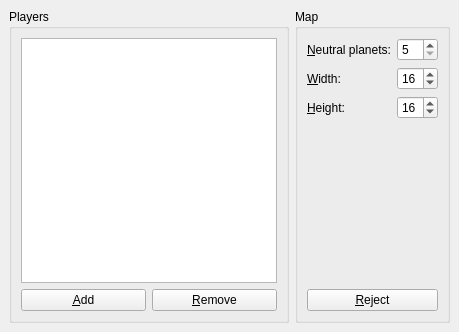
The window that newGameDialog.ui (KDE/konquest) describes before a commit, drawn with Qt 5.
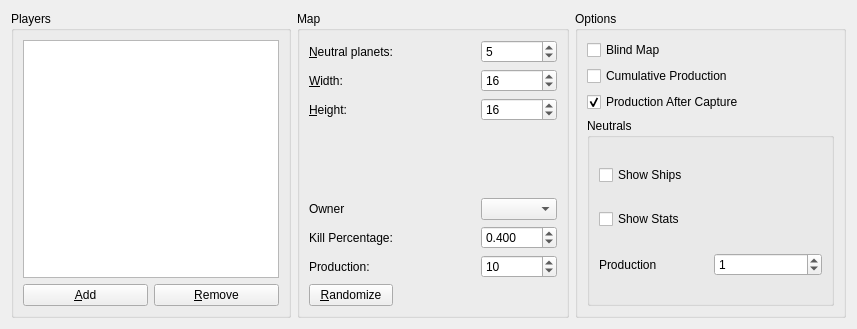
The same window after the commit. Custom widgets are drawn as their Qt base class.

The edit to the form file:
```diff
--- a/newGameDialog.ui
+++ b/newGameDialog.ui
@@ -1,38 +1,22 @@
 <ui version="4.0" >
  <class>newGameDialog</class>
- <widget class="QWidget" name="newGameDialog" >
-  <property name="geometry" >
+ <widget class="QWidget" name="newGameDialog">
+  <property name="geometry">
    <rect>
     <x>0</x>
     <y>0</y>
-    <width>442</width>
-    <height>332</height>
+    <width>857</width>
+    <height>329</height>
    </rect>
   </property>
   <property name="windowTitle" >
    <string>Dialog</string>
   </property>
-  <layout class="QVBoxLayout" >
-   <property name="margin" >
-    <number>9</number>
-   </property>
-   <property name="spacing" >
-    <number>6</number>
-   </property>
+  <layout class="QHBoxLayout" name="horizontalLayout">
    <item>
-    <layout class="QHBoxLayout" >
-     <property name="margin" >
-      <number>0</number>
-     </property>
-     <property name="spacing" >
-      <number>6</number>
-     </property>
-     <item>
-      <widget class="QGroupBox" name="groupBox_2" >
-       <property name="sizePolicy" >
-        <sizepolicy>
-         <hsizetype>3</hsizetype>
-         <vsizetype>5</vsizetype>
+    <widget class="QGroupBox" name="groupBox_2">
+     <property name="sizePolicy">
+      <sizepolicy hsizetype="MinimumExpanding" vsizetype="Preferred">
          <horstretch>0</horstretch>
          <verstretch>0</verstretch>
         </sizepolicy>
@@ -40,16 +24,10 @@
        <property name="title" >
         <string>Players</string>
        </property>
-       <layout class="QVBoxLayout" >
-        <property name="margin" >
-         <number>9</number>
-        </property>
-        <property name="spacing" >
-         <number>6</number>
-        </property>
-        <item>
-         <widget class="QTreeView" name="playerList" >
-          <property name="rootIsDecorated" >
+     <layout class="QGridLayout" name="gridLayout_2">
+      <item row="0" column="0" colspan="2">
+       <widget class="QTreeView" name="playerList">
+        <property name="rootIsDecorated">
            <bool>false</bool>
           </property>
           <property name="uniformRowHeights" >
@@ -60,39 +38,27 @@
           </property>
          </widget>
         </item>
-        <item>
-         <layout class="QHBoxLayout" >
-          <property name="margin" >
-           <number>0</number>
-          </property>
-          <property name="spacing" >
-           <number>6</number>
-          </property>
-          <item>
-           <widget class="QPushButton" name="addPlayerButton" >
-            <property name="text" >
+      <item row="1" column="0">
+       <widget class="QPushButton" name="addPlayerButton">
+        <property name="text">
              <string>&amp;Add</string>
             </property>
            </widget>
           </item>
-          <item>
-           <widget class="QPushButton" name="removePlayerButton" >
-            <property name="text" >
+      <item row="1" column="1">
+       <widget class="QPushButton" name="removePlayerButton">
+        <property name="text">
              <string>&amp;Remove</string>
             </property>
            </widget>
           </item>
          </layout>
-        </item>
-       </layout>
       </widget>
      </item>
      <item>
-      <widget class="QGroupBox" name="groupBox" >
-       <property name="sizePolicy" >
-        <sizepolicy>
-         <hsizetype>7</hsizetype>
-         <vsizetype>5</vsizetype>
+    <widget class="QGroupBox" name="groupBox">
+     <property name="sizePolicy">
+      <sizepolicy hsizetype="Expanding" vsizetype="Preferred">
          <horstretch>0</horstretch>
          <verstretch>0</verstretch>
         </sizepolicy>
@@ -100,62 +66,10 @@
        <property name="title" >
         <string>Map</string>
        </property>
-       <layout class="QGridLayout" >
-        <property name="margin" >
-         <number>9</number>
-        </property>
-        <property name="spacing" >
-         <number>6</number>
-        </property>
-        <item row="1" column="1" >
-         <widget class="KIntSpinBox" name="widthSB" >
-          <property name="maximum" >
-           <number>30</number>
-          </property>
-          <property name="minimum" >
-           <number>10</number>
-          </property>
-          <property name="value" >
-           <number>16</number>
-          </property>
-         </widget>
-        </item>
-        <item row="2" column="1" >
-         <widget class="KIntSpinBox" name="heightSB" >
-          <property name="maximum" >
-           <number>30</number>
-          </property>
-          <property name="minimum" >
-           <number>10</number>
-          </property>
-          <property name="value" >
-           <number>16</number>
-          </property>
-         </widget>
-        </item>
-        <item row="0" column="1" >
-         <widget class="KIntSpinBox" name="neutralPlanetsSB" >
-          <property name="maximum" >
-           <number>45</number>
-          </property>
-          <property name="minimum" >
-           <number>5</number>
-          </property>
-          <property name="value" >
-           <number>5</number>
-          </property>
-         </widget>
-        </item>
-        <item row="4" column="0" colspan="2" >
-         <widget class="QPushButton" name="rejectMap" >
-          <property name="text" >
-           <string>&amp;Reject</string>
-          </property>
-         </widget>
-        </item>
-        <item row="0" column="0" >
-         <widget class="QLabel" name="label_2" >
-          <property name="text" >
+     <layout class="QGridLayout" name="gridLayout">
+      <item row="0" column="0">
+       <widget class="QLabel" name="label_2">
+        <property name="text">
            <string>&amp;Neutral planets:</string>
           </property>
           <property name="buddy" >
@@ -163,21 +77,22 @@
           </property>
          </widget>
         </item>
-        <item row="3" column="0" colspan="2" >
-         <widget class="MiniMapView" native="1" name="map" >
-          <property name="sizePolicy" >
-           <sizepolicy>
-            <hsizetype>7</hsizetype>
-            <vsizetype>7</vsizetype>
-            <horstretch>0</horstretch>
-            <verstretch>0</verstretch>
-           </sizepolicy>
+      <item row="0" column="2">
+       <widget class="KIntSpinBox" name="neutralPlanetsSB">
+        <property name="minimum">
+         <number>0</number>
+        </property>
+        <property name="maximum">
+         <number>90</number>
+        </property>
+        <property name="value">
+         <number>5</number>
           </property>
          </widget>
         </item>
-        <item row="1" column="0" >
-         <widget class="QLabel" name="label_3" >
-          <property name="text" >
+      <item row="1" column="0">
+       <widget class="QLabel" name="label_3">
+        <property name="text">
            <string>&amp;Width:</string>
           </property>
           <property name="buddy" >
@@ -185,9 +100,22 @@
           </property>
          </widget>
         </item>
-        <item row="2" column="0" >
-         <widget class="QLabel" name="label_4" >
-          <property name="text" >
+      <item row="1" column="2">
+       <widget class="KIntSpinBox" name="widthSB">
+        <property name="minimum">
+         <number>4</number>
+        </property>
+        <property name="maximum">
+         <number>30</number>
+        </property>
+        <property name="value">
+         <number>16</number>
+        </property>
+       </widget>
+      </item>
+      <item row="2" column="0">
+       <widget class="QLabel" name="label_4">
+        <property name="text">
            <string>&amp;Height:</string>
           </property>
           <property name="buddy" >
@@ -195,10 +123,185 @@
           </property>
          </widget>
         </item>
+      <item row="2" column="2">
+       <widget class="KIntSpinBox" name="heightSB">
+        <property name="minimum">
+         <number>4</number>
+        </property>
+        <property name="maximum">
+         <number>30</number>
+        </property>
+        <property name="value">
+         <number>16</number>
+        </property>
+       </widget>
+      </item>
+      <item row="3" column="0" rowspan="2" colspan="3">
+       <widget class="MiniMapView" name="map" native="true">
+        <property name="sizePolicy">
+         <sizepolicy hsizetype="Expanding" vsizetype="Expanding">
+          <horstretch>0</horstretch>
+          <verstretch>0</verstretch>
+         </sizepolicy>
+        </property>
+       </widget>
+      </item>
+      <item row="7" column="0">
+       <widget class="QLabel" name="label_6">
+        <property name="text">
+         <string>Production:</string>
+        </property>
+        <property name="buddy">
+         <cstring>neutralPlanetsSB</cstring>
+        </property>
+       </widget>
+      </item>
+      <item row="7" column="2">
+       <widget class="QSpinBox" name="ProductionSB">
+        <property name="minimum">
+         <number>-100</number>
+        </property>
+        <property name="maximum">
+         <number>100</number>
+        </property>
+        <property name="value">
+         <number>10</number>
+        </property>
+       </widget>
+      </item>
+      <item row="6" column="2">
+       <widget class="QDoubleSpinBox" name="KillPercentageSB">
+        <property name="decimals">
+         <number>3</number>
+        </property>
+        <property name="maximum">
+         <double>1.000000000000000</double>
+        </property>
+        <property name="singleStep">
+         <double>0.050000000000000</double>
+        </property>
+        <property name="value">
+         <double>0.400000000000000</double>
+        </property>
+       </widget>
+      </item>
+      <item row="6" column="0">
+       <widget class="QLabel" name="label_5">
+        <property name="text">
+         <string>Kill Percentage:</string>
+        </property>
+        <property name="buddy">
+         <cstring>neutralPlanetsSB</cstring>
+        </property>
+       </widget>
+      </item>
+      <item row="8" column="0">
+       <widget class="QPushButton" name="randomizeMap">
+        <property name="text">
+         <string>&amp;Randomize</string>
+        </property>
+       </widget>
+      </item>
+      <item row="5" column="0">
+       <widget class="QLabel" name="label">
+        <property name="text">
+         <string>Owner</string>
+        </property>
+       </widget>
+      </item>
+      <item row="5" column="2">
+       <widget class="QComboBox" name="OwnerCB"/>
+      </item>
        </layout>
       </widget>
      </item>
-    </layout>
+   <item>
+    <widget class="QGroupBox" name="groupBox_3">
+     <property name="sizePolicy">
+      <sizepolicy hsizetype="Expanding" vsizetype="Preferred">
+       <horstretch>0</horstretch>
+       <verstretch>0</verstretch>
+      </sizepolicy>
+     </property>
+     <property name="title">
+      <string>Options</string>
+     </property>
+     <layout class="QVBoxLayout" name="verticalLayout">
+      <item>
+       <widget class="QCheckBox" name="BlindMapCB">
+        <property name="text">
+         <string>Blind Map</string>
+        </property>
+       </widget>
+      </item>
+      <item>
+       <widget class="QCheckBox" name="CumulativeProductionCB">
+        <property name="text">
+         <string>Cumulative Production</string>
+        </property>
+       </widget>
+      </item>
+      <item>
+       <widget class="QCheckBox" name="ProductionAfterConquereCB">
+        <property name="text">
+         <string>Production After Capture</string>
+        </property>
+        <property name="checked">
+         <bool>true</bool>
+        </property>
+       </widget>
+      </item>
+      <item>
+       <widget class="QGroupBox" name="groupBox_4">
+        <property name="title">
+         <string>Neutrals</string>
+        </property>
+        <property name="flat">
+         <bool>false</bool>
+        </property>
+        <property name="checkable">
+         <bool>false</bool>
+        </property>
+        <property name="checked">
+         <bool>false</bool>
+        </property>
+        <layout class="QGridLayout" name="gridLayout_3">
+         <item row="0" column="0" colspan="2">
+          <widget class="QCheckBox" name="NeutralsShowShipsCB">
+           <property name="text">
+            <string>Show Ships</string>
+           </property>
+          </widget>
+         </item>
+         <item row="1" column="0" colspan="2">
+          <widget class="QCheckBox" name="NeutralsShowStatsCB">
+           <property name="text">
+            <string>Show Stats</string>
+           </property>
+          </widget>
+         </item>
+         <item row="2" column="0">
+          <widget class="QLabel" name="label_7">
+           <property name="text">
+            <string>Production</string>
+           </property>
+          </widget>
+         </item>
+         <item row="2" column="1">
+          <widget class="QSpinBox" name="NeutralsProductionSB">
+           <property name="maximum">
+            <number>100</number>
+           </property>
+           <property name="value">
+            <number>1</number>
+           </property>
+          </widget>
+         </item>
+        </layout>
+       </widget>
+      </item>
+     </layout>
+    </widget>
    </item>
   </layout>
  </widget>
```
Left out of the diff: 19 changed lines with no effect on the pictures. Lines whose indentation alone changed are shown as unchanged.
